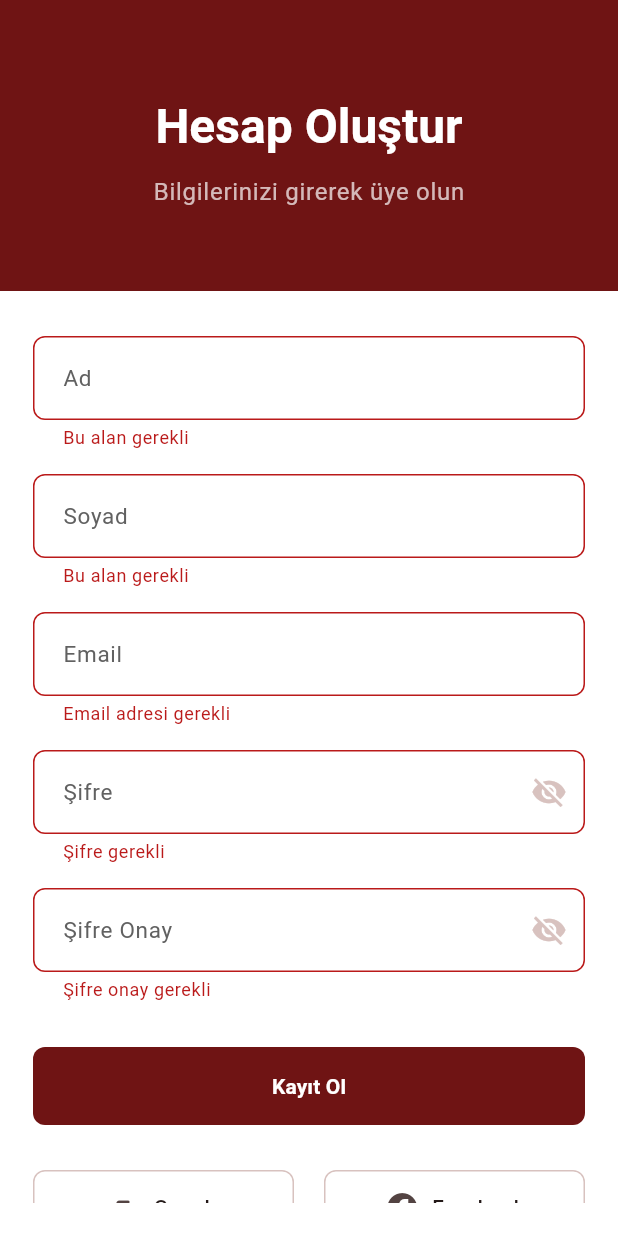
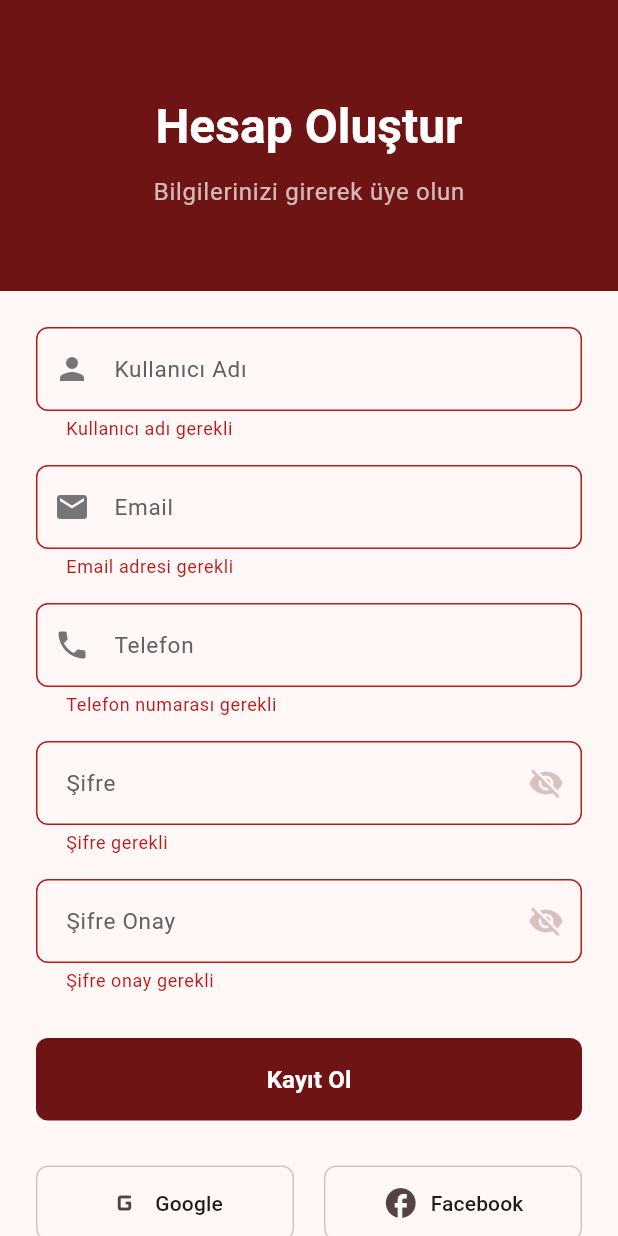
Before and after one commit to ricoglr/Linkup, a Flutter app: the RegisterScreen screen opened directly, after a tap on "Kayıt Ol", on a phone screen of 412 x 824 dp. Run offline on Flutter 3.47's test engine with Material 3 defaults, Android fonts, the light colour scheme and no system bars; our stand-ins replace firebase_auth, firebase_core, image_picker, shared_preferences; accounts and stored records are empty.

Commit message:
feat: Added new fields to the user registration screen
- Added username, password, phone number, and confirmation fields.
- Updated AppUser model with new fields (username, phone, about).
- Set up basic structure for user validation and security measures.

```diff
--- a/lib/screens/register_screen.dart
+++ b/lib/screens/register_screen.dart
@@ -1,6 +1,7 @@
 import 'package:flutter/material.dart';
 import '../widgets/custom__textfield.dart';
 import 'login_screen.dart';
+import '../services/auth_service.dart';
 
 class RegisterScreen extends StatefulWidget {
   const RegisterScreen({super.key});
@@ -10,25 +11,19 @@ class RegisterScreen extends StatefulWidget {
 }
 
 class _RegisterScreenState extends State<RegisterScreen> {
-  bool _isPasswordVisible = false;
-  bool _isConfirmPasswordVisible = false;
-
-  // Form anahtarı ile form doğrulama kontrolü
   final _formKey = GlobalKey<FormState>();
 
-  // TextField controller'ları
-  final _firstNameController = TextEditingController();
-  final _lastNameController = TextEditingController();
+  // Controller'ları güncelle
   final _emailController = TextEditingController();
   final _passwordController = TextEditingController();
   final _confirmPasswordController = TextEditingController();
+  final _usernameController = TextEditingController();
+  final _phoneController = TextEditingController();
 
-  String? _handleName(String? value) {
-    if (value == null || value.isEmpty) {
-      return 'Bu alan gerekli';
-    }
-    return null;
-  }
+  final AuthService _authService = AuthService();
+  bool _isLoading = false;
+  bool _isPasswordVisible = false;
+  bool _isConfirmPasswordVisible = false;
 
   String? _handleEmail(String? value) {
     if (value == null || value.isEmpty) {
@@ -62,70 +57,13 @@ class _RegisterScreenState extends State<RegisterScreen> {
     return null;
   }
 
-  Future<void> showConfirmationDialog(BuildContext context) async {
-    showDialog(
-      context: context,
-      barrierDismissible: false,
-      builder: (BuildContext context) {
-        final colorScheme = Theme.of(context).colorScheme;
-        final textTheme = Theme.of(context).textTheme;
-
-        return AlertDialog(
-          title: Text(
-            'Kayıt Başarılı',
-            style: textTheme.titleMedium?.copyWith(
-              color: colorScheme.onSurface,
-              fontWeight: FontWeight.w600,
-            ),
-          ),
-          content: Text(
-            'Kayıt oldunuz. Lütfen giriş yapın.',
-            style: textTheme.bodyMedium?.copyWith(
-              color: colorScheme.onSurfaceVariant,
-              fontWeight: FontWeight.w300,
-            ),
-          ),
-          actions: <Widget>[
-            TextButton(
-              child: Text(
-                'Tamam',
-                style: textTheme.labelLarge?.copyWith(
-                  color: colorScheme.primary,
-                  fontWeight: FontWeight.w600,
-                ),
-              ),
-              onPressed: () {
-                Navigator.pushAndRemoveUntil(
-                  context,
-                  MaterialPageRoute(builder: (context) => LoginScreen()),
-                  (route) => false,
-                );
-              },
-            ),
-          ],
-          backgroundColor: colorScheme.surface,
-          shape: RoundedRectangleBorder(
-            borderRadius: BorderRadius.circular(8),
-          ),
-        );
-      },
-    );
-  }
-
-  @override
-  void dispose() {
-    _firstNameController.dispose();
-    _lastNameController.dispose();
-    _emailController.dispose();
-    _passwordController.dispose();
-    _confirmPasswordController.dispose();
-    super.dispose();
-  }
-
   @override
   Widget build(BuildContext context) {
     return Scaffold(
-      body: Column(
+      body: SingleChildScrollView(
+        child: Form(
+          key: _formKey,
+          child: Column(
             children: [
               // Üst bölüm - Başlık ve açıklama
               Container(
@@ -139,7 +77,10 @@ class _RegisterScreenState extends State<RegisterScreen> {
                       const SizedBox(height: 40),
                       Text(
                         'Hesap Oluştur',
-                    style: Theme.of(context).textTheme.headlineLarge?.copyWith(
+                        style: Theme.of(context)
+                            .textTheme
+                            .headlineLarge
+                            ?.copyWith(
                               color: Theme.of(context).colorScheme.onPrimary,
                               fontWeight: FontWeight.bold,
                             ),
@@ -160,35 +101,23 @@ class _RegisterScreenState extends State<RegisterScreen> {
                 ),
               ),
 
-          // Alt bölüm - Kayıt formu
-          Expanded(
-            child: Container(
-              padding: const EdgeInsets.all(22),
-              decoration: BoxDecoration(
-                color: Theme.of(context).colorScheme.onSecondary,
-              ),
-              child: SingleChildScrollView(
-                child: Form(
-                  key: _formKey,
+              Padding(
+                padding: const EdgeInsets.all(24.0),
                 child: Column(
                   crossAxisAlignment: CrossAxisAlignment.stretch,
                   children: [
-                      const SizedBox(height: 8),
-                      // Ad alanı
+                    // Kullanıcı Adı alanı
                     CustomTextField(
-                        labelText: 'Ad',
-                        hintText: 'Adınızı girin',
-                        controller: _firstNameController,
-                        validator: _handleName,
-                      ),
-                      const SizedBox(height: 16),
-
-// Soyad alanı
-                      CustomTextField(
-                        labelText: 'Soyad',
-                        hintText: 'Soyadınızı girin',
-                        controller: _lastNameController,
-                        validator: _handleName,
+                      labelText: 'Kullanıcı Adı',
+                      hintText: 'Kullanıcı adınızı girin',
+                      controller: _usernameController,
+                      icon: Icons.person,
+                      validator: (value) {
+                        if (value == null || value.isEmpty) {
+                          return 'Kullanıcı adı gerekli';
+                        }
+                        return null;
+                      },
                     ),
                     const SizedBox(height: 16),
 
@@ -197,7 +126,24 @@ class _RegisterScreenState extends State<RegisterScreen> {
                       labelText: 'Email',
                       hintText: 'mail@example.com',
                       controller: _emailController,
+                      icon: Icons.email,
                       validator: _handleEmail,
+                    ),
+                    const SizedBox(height: 16),
+
+                    // Telefon alanı
+                    CustomTextField(
+                      labelText: 'Telefon',
+                      hintText: '5XX XXX XX XX',
+                      controller: _phoneController,
+                      icon: Icons.phone,
+                      keyboardType: TextInputType.phone,
+                      validator: (value) {
+                        if (value == null || value.isEmpty) {
+                          return 'Telefon numarası gerekli';
+                        }
+                        return null;
+                      },
                     ),
                     const SizedBox(height: 16),
 
@@ -248,32 +194,23 @@ class _RegisterScreenState extends State<RegisterScreen> {
                     ),
                     const SizedBox(height: 30),
 
-                      // Kayıt ol butonu
                     ElevatedButton(
-                        onPressed: () {
-                          if (_formKey.currentState?.validate() ?? false) {
-                            showConfirmationDialog(context);
-                          }
-                        },
+                      onPressed: _isLoading ? null : () => _register(),
                       style: ElevatedButton.styleFrom(
-                          backgroundColor:
-                              Theme.of(context).colorScheme.primary,
-                          foregroundColor:
-                              Theme.of(context).colorScheme.onPrimary,
+                        backgroundColor: Theme.of(context).colorScheme.primary,
                         padding: const EdgeInsets.symmetric(vertical: 16),
                         shape: RoundedRectangleBorder(
                           borderRadius: BorderRadius.circular(8),
                         ),
-                          elevation: 0,
                       ),
-                        child: Text(
+                      child: _isLoading
+                          ? const CircularProgressIndicator(color: Colors.white)
+                          : Text(
                               'Kayıt Ol',
-                          style: Theme.of(context)
-                              .textTheme
-                              .labelLarge
-                              ?.copyWith(
-                                fontWeight: FontWeight.w600,
+                              style: TextStyle(
                                 color: Theme.of(context).colorScheme.onPrimary,
+                                fontSize: 16,
+                                fontWeight: FontWeight.bold,
                               ),
                             ),
                     ),
@@ -287,9 +224,8 @@ class _RegisterScreenState extends State<RegisterScreen> {
                             icon: Icons.g_mobiledata_rounded,
                             label: 'Google',
                             onTap: () {},
-                              iconColor: Theme.of(context)
-                                  .colorScheme
-                                  .onSurfaceVariant,
+                            iconColor:
+                                Theme.of(context).colorScheme.onSurfaceVariant,
                             textStyle: Theme.of(context).textTheme.labelLarge,
                           ),
                         ),
@@ -299,9 +235,8 @@ class _RegisterScreenState extends State<RegisterScreen> {
                             icon: Icons.facebook,
                             label: 'Facebook',
                             onTap: () {},
-                              iconColor: Theme.of(context)
-                                  .colorScheme
-                                  .onSurfaceVariant,
+                            iconColor:
+                                Theme.of(context).colorScheme.onSurfaceVariant,
                             textStyle: Theme.of(context).textTheme.labelLarge,
                           ),
                         ),
@@ -315,10 +250,8 @@ class _RegisterScreenState extends State<RegisterScreen> {
                       children: [
                         Text(
                           'Zaten hesabınız var mı? ',
-                            style: Theme.of(context)
-                                .textTheme
-                                .bodyMedium
-                                ?.copyWith(
+                          style:
+                              Theme.of(context).textTheme.bodyMedium?.copyWith(
                                     color: Theme.of(context)
                                         .colorScheme
                                         .onSurfaceVariant,
@@ -339,8 +272,7 @@ class _RegisterScreenState extends State<RegisterScreen> {
                                 .textTheme
                                 .bodyMedium
                                 ?.copyWith(
-                                    color:
-                                        Theme.of(context).colorScheme.primary,
+                                  color: Theme.of(context).colorScheme.primary,
                                   fontWeight: FontWeight.w600,
                                 ),
                           ),
@@ -350,12 +282,48 @@ class _RegisterScreenState extends State<RegisterScreen> {
                   ],
                 ),
               ),
+            ],
           ),
         ),
       ),
-        ],
-      ),
     );
+  }
+
+  Future<void> _register() async {
+    if (_formKey.currentState?.validate() ?? false) {
+      setState(() => _isLoading = true);
+      try {
+        await _authService.registerWithDetails(
+          _emailController.text,
+          _passwordController.text,
+          _usernameController.text,
+          _phoneController.text,
+        );
+        if (mounted) {
+          Navigator.of(context).pushAndRemoveUntil(
+            MaterialPageRoute(builder: (_) => const LoginScreen()),
+            (route) => false,
+          );
+        }
+      } catch (e) {
+        if (mounted) {
+          ScaffoldMessenger.of(context).showSnackBar(
+            SnackBar(content: Text('Kayıt hatası: ${e.toString()}')),
+          );
+        }
+      }
+      setState(() => _isLoading = false);
+    }
+  }
+
+  @override
+  void dispose() {
+    _emailController.dispose();
+    _passwordController.dispose();
+    _confirmPasswordController.dispose();
+    _usernameController.dispose();
+    _phoneController.dispose();
+    super.dispose();
   }
 }
 
--- a/lib/widgets/custom__textfield.dart
+++ b/lib/widgets/custom__textfield.dart
@@ -8,6 +8,8 @@ class CustomTextField extends StatelessWidget {
   final Widget? suffixIcon;
   final String? Function(String?)? validator;
   final Function(String?)? onSaved;
+  final IconData? icon; // Yeni eklendi
+  final TextInputType? keyboardType; // Yeni eklendi
 
   const CustomTextField({
     super.key,
@@ -18,6 +20,8 @@ class CustomTextField extends StatelessWidget {
     this.suffixIcon,
     this.validator,
     this.onSaved,
+    this.icon, // Yeni eklendi
+    this.keyboardType, // Yeni eklendi
   });
 
   @override
@@ -27,6 +31,7 @@ class CustomTextField extends StatelessWidget {
       obscureText: obsureText,
       validator: validator,
       onSaved: onSaved,
+      keyboardType: keyboardType, // Yeni eklendi
       decoration: InputDecoration(
         labelText: labelText,
         hintText: hintText,
@@ -40,6 +45,9 @@ class CustomTextField extends StatelessWidget {
         ),
         contentPadding: const EdgeInsets.all(16),
         suffixIcon: suffixIcon,
+        prefixIcon: icon != null
+            ? Icon(icon, color: Colors.grey.shade600)
+            : null, // Yeni eklendi
         border: _buildBorder(),
         enabledBorder: _buildBorder(color: Colors.grey.shade300),
         focusedBorder: _buildBorder(color: Colors.grey.shade500),
```
Also changed, not shown: lib/constant/entities.dart (+18 -0 lines). Lines whose indentation alone changed are shown as unchanged.
